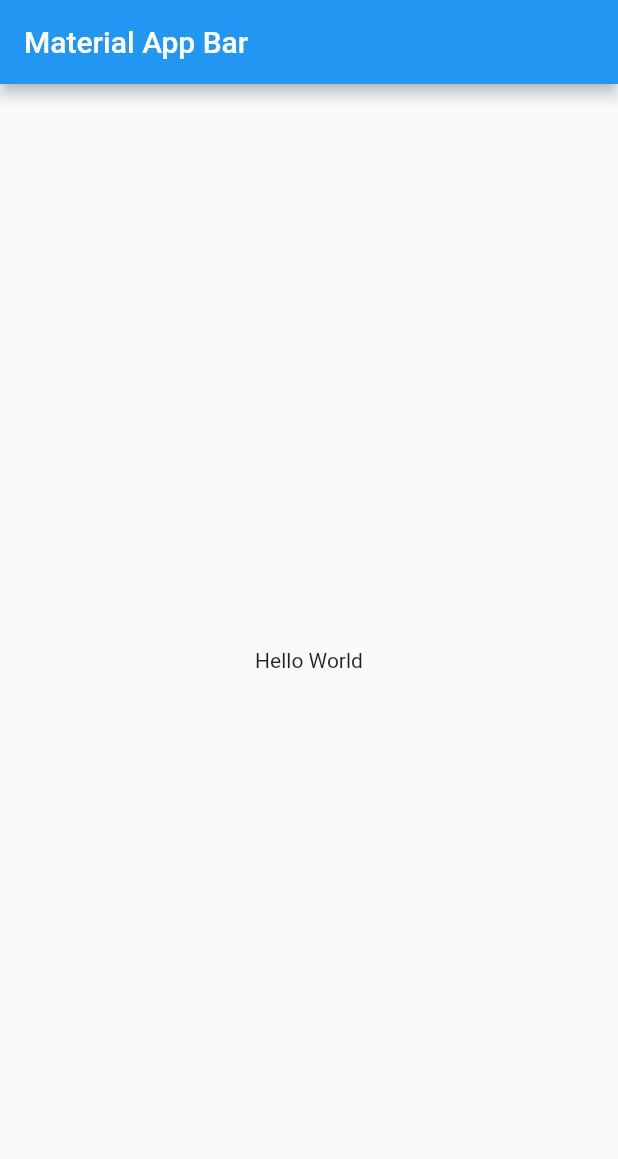
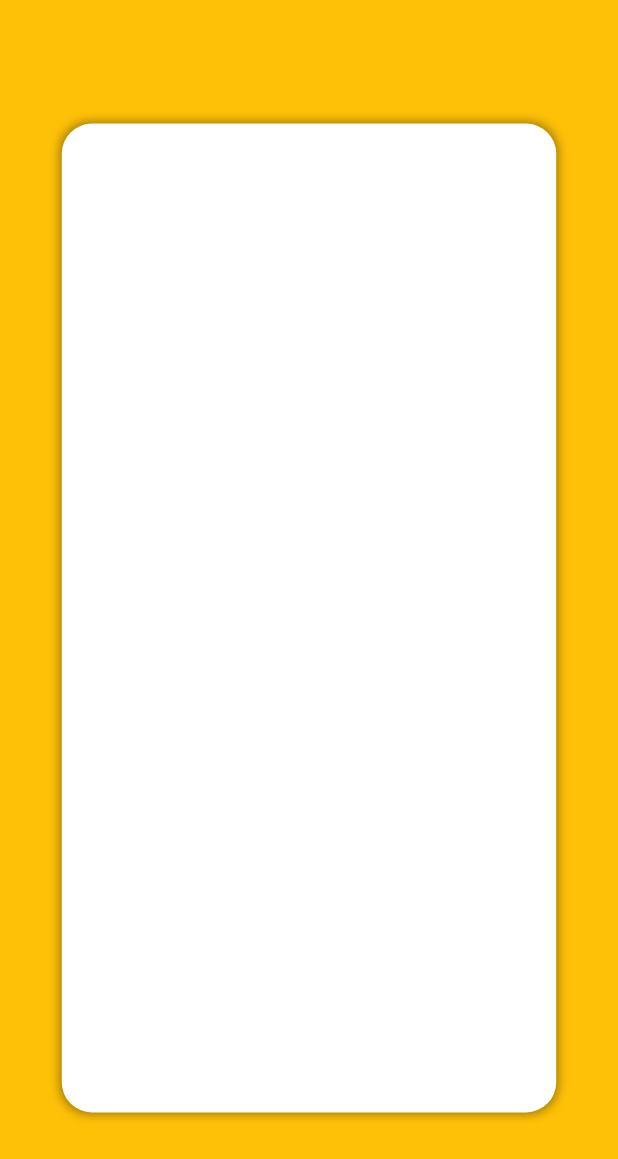
Before and after one commit to jamescardona11/code-test-flutter, a Flutter app: the screen it shows after launch, on a phone screen of 412 x 824 dp. Shown: the top 1159 px of the screen. Run offline on Flutter 3.47's test engine with Material 2 defaults, Android fonts, the phone set to English and light mode, and no system bars.

Commit message:
Background and area to paint

```diff
--- /dev/null
+++ b/draw_polygon_app/lib/consts.dart
@@ -0,0 +1,15 @@
+import 'package:flutter/material.dart';
+
+final kDecoration = BoxDecoration(
+  color: Colors.white,
+  borderRadius: BorderRadius.all(
+    Radius.circular(20.0),
+  ),
+  boxShadow: [
+    BoxShadow(
+      color: Colors.black.withOpacity(0.4),
+      blurRadius: 5.0,
+      spreadRadius: 1.0,
+    )
+  ],
+);
--- /dev/null
+++ b/draw_polygon_app/lib/home_view.dart
@@ -0,0 +1,33 @@
+import 'package:draw_polygon_app/consts.dart';
+import 'package:flutter/material.dart';
+
+class HomeView extends StatelessWidget {
+  @override
+  Widget build(BuildContext context) {
+    return Column(
+      mainAxisAlignment: MainAxisAlignment.center,
+      children: [
+        _PaintArea(),
+      ],
+    );
+  }
+}
+
+class _PaintArea extends StatefulWidget {
+  @override
+  __PaintAreaState createState() => __PaintAreaState();
+}
+
+class __PaintAreaState extends State<_PaintArea> {
+  @override
+  Widget build(BuildContext context) {
+    final size = MediaQuery.of(context).size;
+    return Center(
+      child: Container(
+        width: size.width * 0.8,
+        height: size.height * 0.8,
+        decoration: kDecoration,
+      ),
+    );
+  }
+}
--- a/draw_polygon_app/lib/main.dart
+++ b/draw_polygon_app/lib/main.dart
@@ -1,3 +1,4 @@
+import 'package:draw_polygon_app/home_view.dart';
 import 'package:flutter/material.dart';
 
 void main() => runApp(MyApp());
@@ -8,14 +9,8 @@ class MyApp extends StatelessWidget {
     return MaterialApp(
       title: 'Material App',
       home: Scaffold(
-        appBar: AppBar(
-          title: Text('Material App Bar'),
-        ),
-        body: Center(
-          child: Container(
-            child: Text('Hello World'),
-          ),
-        ),
+        backgroundColor: Colors.amber,
+        body: HomeView(),
       ),
     );
   }
--- /dev/null
+++ b/draw_polygon_app/lib/my_custom_painter.dart
@@ -0,0 +1,11 @@
+import 'package:flutter/material.dart';
+
+class MyCustomPainter extends CustomPainter {
+  @override
+  void paint(Canvas canvas, Size size) {
+    // TODO: implement paint
+  }
+
+  @override
+  bool shouldRepaint(CustomPainter oldDelegate) => true;
+}
```
